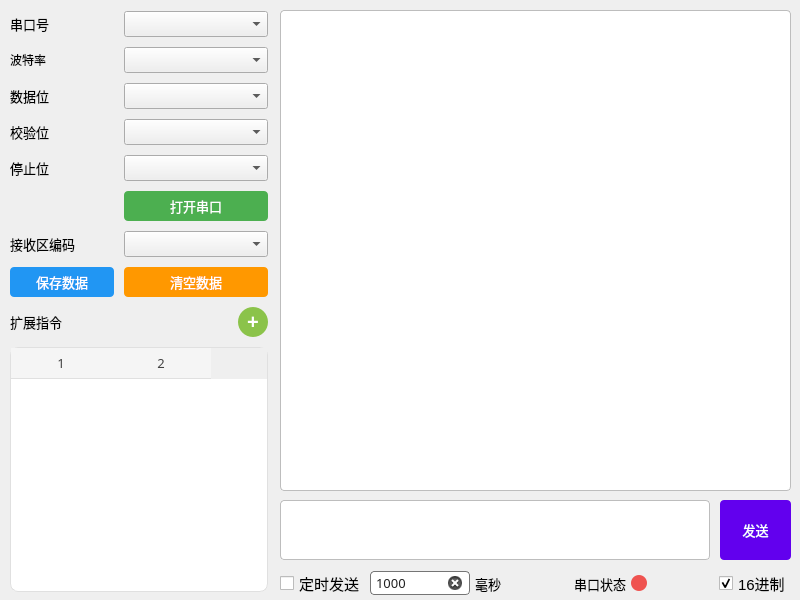
AndroidCoderPeng/serial_port_debugger, file mainwindow.ui: the form before one commit.
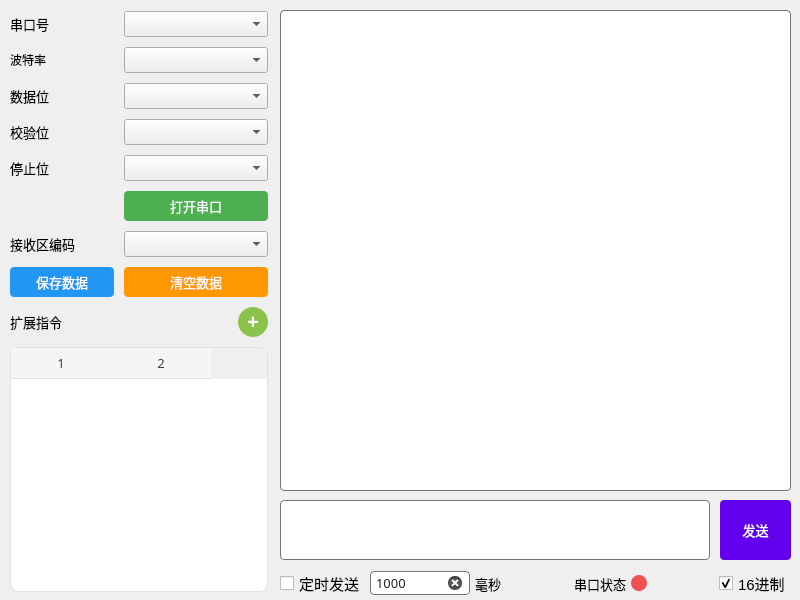
The form after the commit.

Commit message:
style(mainwindow): 优化窗口样式和字体设置
- 设置窗口字体为微软雅黑，调整字号和样式- 更新 QTextEdit 控件的样式表，优化外观
- 移除不必要的 HTML 属性和 rich text 设置
- 统一两个 QTextEdit 控件的样式

```diff
--- a/mainwindow.ui
+++ b/mainwindow.ui
@@ -37,22 +37,21 @@
     </property>
     <property name="font">
      <font>
-      <pointsize>11</pointsize>
+      <family>微软雅黑</family>
+      <pointsize>10</pointsize>
+      <weight>50</weight>
+      <italic>false</italic>
+      <bold>false</bold>
      </font>
     </property>
     <property name="styleSheet">
-     <string notr="true">QTextEdit {background-color:#FFFFFF;color:#212121;border-radius:4px;padding:1px 3px;border:1px solid #BDBDBD}
-QTextEdit:focus {border:1px solid #6200EE;padding:1px 3px}
-QTextEdit:hover {border-color:#757575}
-QTextEdit:disabled {background-color:#E0E0E0;color:#9E9E9E;border-color:#BDBDBD}</string>
+     <string notr="true">QTextEdit {border:1px solid #757575;border-radius:4px;padding:0px 3px;background-color:white;color:#212121;font:10pt &quot;微软雅黑&quot;}
+QTextEdit:hover {border-color:#6200EE}
+QTextEdit:focus {border-color:#6200EE}
+QTextEdit:disabled {background-color:#E0E0E0;color:#BDBDBD;border-color:#BDBDBD}</string>
     </property>
-    <property name="html">
-     <string>&lt;!DOCTYPE HTML PUBLIC &quot;-//W3C//DTD HTML 4.0//EN&quot; &quot;http://www.w3.org/TR/REC-html40/strict.dtd&quot;&gt;
-&lt;html&gt;&lt;head&gt;&lt;meta name=&quot;qrichtext&quot; content=&quot;1&quot; /&gt;&lt;style type=&quot;text/css&quot;&gt;
-p, li { white-space: pre-wrap; }
-&lt;/style&gt;&lt;/head&gt;&lt;body style=&quot; font-family:'SimSun'; font-size:11pt; font-weight:400; font-style:normal;&quot;&gt;
-&lt;p style=&quot; margin-top:0px; margin-bottom:0px; margin-left:0px; margin-right:0px; -qt-block-indent:0; text-indent:0px;&quot;&gt;&lt;span style=&quot; font-family:'Microsoft YaHei UI';&quot;&gt;                        &lt;/span&gt;&lt;/p&gt;
-&lt;p style=&quot; margin-top:0px; margin-bottom:0px; margin-left:0px; margin-right:0px; -qt-block-indent:0; text-indent:0px;&quot;&gt;                    &lt;/p&gt;&lt;/body&gt;&lt;/html&gt;</string>
+    <property name="acceptRichText">
+     <bool>false</bool>
     </property>
    </widget>
    <widget class="QTextEdit" name="userInputView">
@@ -64,16 +63,14 @@
       <height>60</height>
      </rect>
     </property>
-    <property name="font">
-     <font>
-      <pointsize>11</pointsize>
-     </font>
-    </property>
     <property name="styleSheet">
-     <string notr="true">QTextEdit {background-color:#FFFFFF;color:#212121;border-radius:4px;padding:1px 3px;border:1px solid #BDBDBD}
-QTextEdit:focus {border:1px solid #6200EE;padding:1px 3px}
-QTextEdit:hover {border-color:#757575}
-QTextEdit:disabled {background-color:#E0E0E0;color:#9E9E9E;border-color:#BDBDBD}</string>
+     <string notr="true">QTextEdit {border:1px solid #757575;border-radius:4px;padding:0px 3px;background-color:white;color:#212121;font:10pt &quot;微软雅黑&quot;}
+QTextEdit:hover {border-color:#6200EE}
+QTextEdit:focus {border-color:#6200EE}
+QTextEdit:disabled {background-color:#E0E0E0;color:#BDBDBD;border-color:#BDBDBD}</string>
+    </property>
+    <property name="acceptRichText">
+     <bool>false</bool>
     </property>
    </widget>
    <widget class="QPushButton" name="sendDataButton">
```
